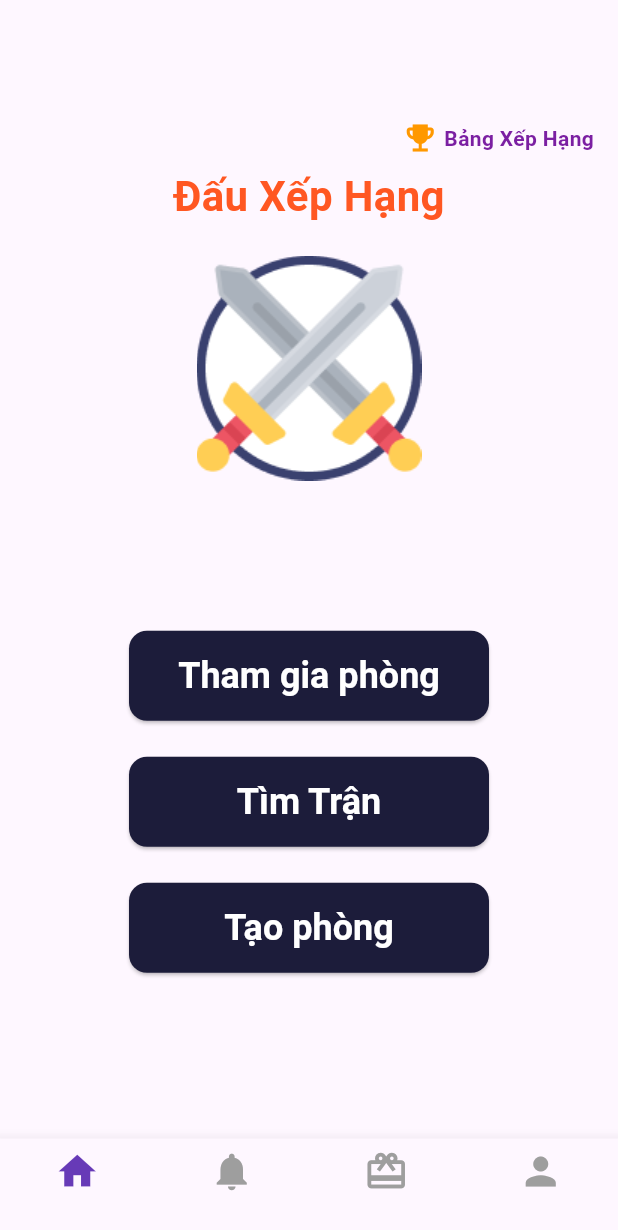
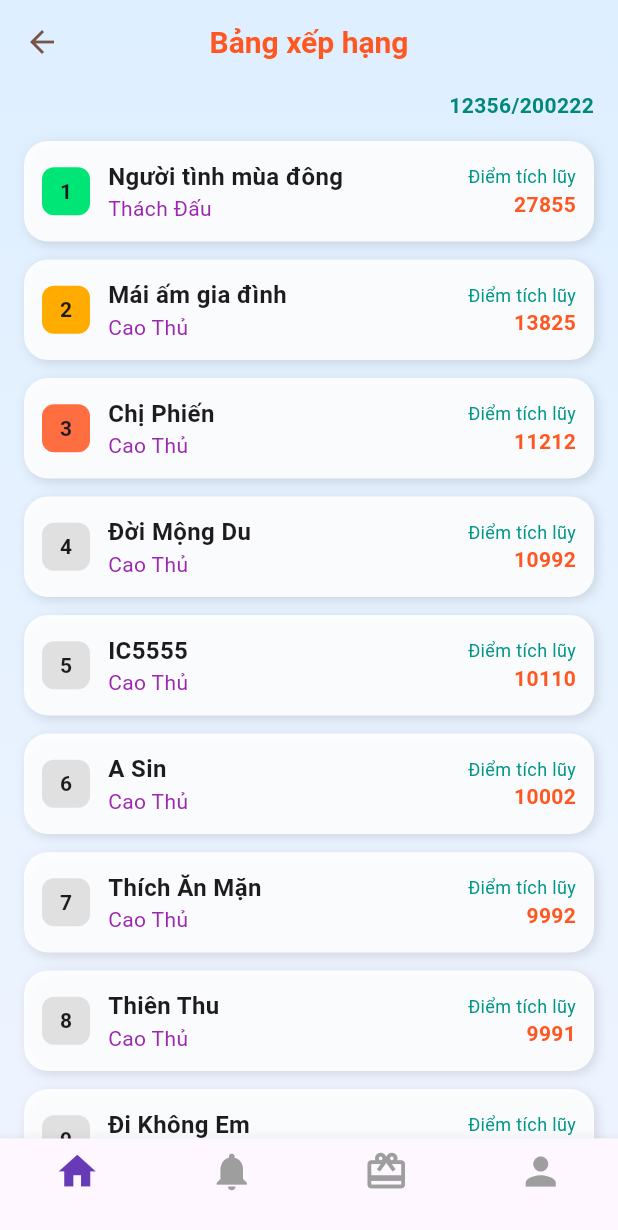
Before and after one commit to shInNei/IQTranhDau_front_end, a Flutter app: the MainPageLayout screen opened directly, after a tap on "Đấu hạng", after a tap on "Bảng Xếp Hạng", on a phone screen of 412 x 824 dp. Shown: the top 1230 px of the screen. Run offline on Flutter 3.47's test engine with Material 3 defaults, Android fonts, the phone set to English and light mode, and no system bars.

Commit message:
Ranked 5/18/2025

```diff
--- a/frontend/lib/home.dart
+++ b/frontend/lib/home.dart
@@ -2,6 +2,7 @@ import 'package:flutter/material.dart';
 
 import 'home_rank.dart'; // this is just a widget, not a scaffold
 import 'practice_screen.dart'; // this too
+import 'ranked.dart';
 
 class HomeScreen extends StatefulWidget {
   final bool resetToMain;
@@ -43,7 +44,9 @@ class _HomeScreenState extends State<HomeScreen> {
     Widget content;
 
     if (_currentSubscreen == 'rank') {
-      content = const HomeRankScreen();
+      content = HomeRankScreen(onShowRanked: () => _showSubscreen("ranked"));
+    } else if (_currentSubscreen == 'ranked') {
+      content = RankedScreen(onBack: () => _showSubscreen('rank'));
     } else if (_currentSubscreen == 'practice') {
       content = const PracticeScreen();
     } else {
--- a/frontend/lib/home_rank.dart
+++ b/frontend/lib/home_rank.dart
@@ -1,7 +1,10 @@
 import 'package:flutter/material.dart';
+import 'ranked.dart';
 
 class HomeRankScreen extends StatelessWidget {
-  const HomeRankScreen({super.key});
+  final VoidCallback onShowRanked;
+
+  const HomeRankScreen({super.key, required this.onShowRanked});
 
   @override
   Widget build(BuildContext context) {
@@ -88,9 +91,7 @@ class HomeRankScreen extends StatelessWidget {
           top: 80, // lowered from 40
           right: 16,
           child: GestureDetector(
-            onTap: () {
-              print('Rank clicked');
-            },
+            onTap: onShowRanked,
             child: Row(
               children: [
                 const Icon(Icons.emoji_events, color: Colors.orange),
--- a/frontend/lib/navbar.dart
+++ b/frontend/lib/navbar.dart
@@ -1,9 +1,4 @@
 import 'package:flutter/material.dart';
-
-import 'home.dart';
-import 'notification.dart';
-import 'gift.dart';
-import 'profile.dart';
 
 class CustomButton extends StatelessWidget {
   final String text;
--- /dev/null
+++ b/frontend/lib/ranked.dart
@@ -0,0 +1,184 @@
+import 'package:flutter/material.dart';
+
+class RankedScreen extends StatefulWidget {
+  final VoidCallback onBack;
+
+  const RankedScreen({super.key, required this.onBack});
+
+  @override
+  State<RankedScreen> createState() => _RankedScreenState();
+}
+
+class _RankedScreenState extends State<RankedScreen> {
+  List<Map<String, dynamic>> rankings = [];
+
+  @override
+  void initState() {
+    super.initState();
+    // Replace this with your actual API call
+    fetchRankingData();
+  }
+
+  void fetchRankingData() async {
+    // Simulated API response
+    // TODO: Replace with actual API call
+    await Future.delayed(const Duration(milliseconds: 500));
+    setState(() {
+      rankings = [
+        {"name": "Người tình mùa đông", "score": 27855, "title": "Thách Đấu"},
+        {"name": "Mái ấm gia đình", "score": 13825, "title": "Cao Thủ"},
+        {"name": "Chị Phiến", "score": 11212, "title": "Cao Thủ"},
+        {"name": "Đời Mộng Du", "score": 10992, "title": "Cao Thủ"},
+        {"name": "IC5555", "score": 10110, "title": "Cao Thủ"},
+        {"name": "A Sin", "score": 10002, "title": "Cao Thủ"},
+        {"name": "Thích Ăn Mặn", "score": 9992, "title": "Cao Thủ"},
+        {"name": "Thiên Thu", "score": 9991, "title": "Cao Thủ"},
+        {"name": "Đi Không Em", "score": 8001, "title": "Cao Thủ"},
+      ];
+
+    });
+  }
+
+  Widget _buildRankTile(int index, Map<String, dynamic> data) {
+    final rank = index + 1;
+    final isTop3 = rank <= 3;
+    final colors = [
+      Colors.greenAccent.shade400,
+      Colors.amberAccent.shade700,
+      Colors.deepOrangeAccent.shade200,
+    ];
+
+    return Container(
+      margin: const EdgeInsets.symmetric(vertical: 6, horizontal: 16),
+      padding: const EdgeInsets.all(12),
+      decoration: BoxDecoration(
+        color: Colors.white.withValues(alpha: 0.9),
+        borderRadius: BorderRadius.circular(16),
+        boxShadow: [
+          BoxShadow(
+            color: Colors.black12,
+            blurRadius: 6,
+            offset: Offset(2, 2),
+          ),
+        ],
+      ),
+      child: Row(
+        children: [
+          Container(
+            width: 32,
+            height: 32,
+            decoration: BoxDecoration(
+              color: isTop3 ? colors[rank - 1] : Colors.grey.shade300,
+              borderRadius: BorderRadius.circular(8),
+            ),
+            alignment: Alignment.center,
+            child: Text(
+              '$rank',
+              style: const TextStyle(fontWeight: FontWeight.bold),
+            ),
+          ),
+          const SizedBox(width: 12),
+          Expanded(
+            child: Column(
+              crossAxisAlignment: CrossAxisAlignment.start,
+              children: [
+                Text(
+                  data["name"],
+                  style: const TextStyle(fontWeight: FontWeight.bold, fontSize: 16),
+                ),
+                Text(
+                  data["title"] ?? "Hạng chưa rõ",
+                  style: TextStyle(color: Colors.purple, fontSize: 14),
+                ),
+              ],
+            ),
+          ),
+          Column(
+            crossAxisAlignment: CrossAxisAlignment.end,
+            children: [
+              const Text(
+                'Điểm tích lũy',
+                style: TextStyle(
+                  color: Colors.teal,
+                  fontSize: 12,
+                ),
+              ),
+              Text(
+                '${data["score"]}',
+                style: const TextStyle(
+                  fontWeight: FontWeight.bold,
+                  fontSize: 14,
+                  color: Colors.deepOrange,
+                ),
+              ),
+            ],
+          ),
+        ],
+      ),
+    );
+  }
+
+    @override
+Widget build(BuildContext context) {
+  return Scaffold(
+    appBar: AppBar(
+      backgroundColor: Colors.transparent,
+      elevation: 0,
+      leading: IconButton(
+        icon: const Icon(Icons.arrow_back, color: Colors.brown),
+        onPressed: widget.onBack,
+      ),
+      title: const Text(
+        'Bảng xếp hạng',
+        style: TextStyle(
+          color: Colors.deepOrange,
+          fontWeight: FontWeight.bold,
+          fontSize: 20,
+        ),
+      ),
+      centerTitle: true,
+    ),
+    extendBodyBehindAppBar: true,
+    body: Container(
+      decoration: const BoxDecoration(
+        gradient: LinearGradient(
+          colors: [Color(0xFFDEEFFF), Color(0xFFEEF4FF)],
+          begin: Alignment.topCenter,
+          end: Alignment.bottomCenter,
+        ),
+      ),
+      child: SafeArea( // Automatically handles status bar spacing
+        child: Column(
+          children: [
+            Padding(
+              padding: const EdgeInsets.only(top: 4.0, bottom: 8.0),
+              child: Align(
+                alignment: Alignment.centerRight,
+                child: Padding(
+                  padding: const EdgeInsets.only(right: 16),
+                  child: Text(
+                    '12356/200222', // <-- Replace with actual data later
+                    style: TextStyle(
+                      color: Colors.teal.shade600,
+                      fontWeight: FontWeight.bold,
+                      fontSize: 14,
+                    ),
+                  ),
+                ),
+              ),
+            ),
+            Expanded(
+              child: ListView.builder(
+                itemCount: rankings.length,
+                itemBuilder: (context, index) =>
+                    _buildRankTile(index, rankings[index]),
+              ),
+            ),
+          ],
+        ),
+      ),
+    ),
+  );
+}
+
+}
```
